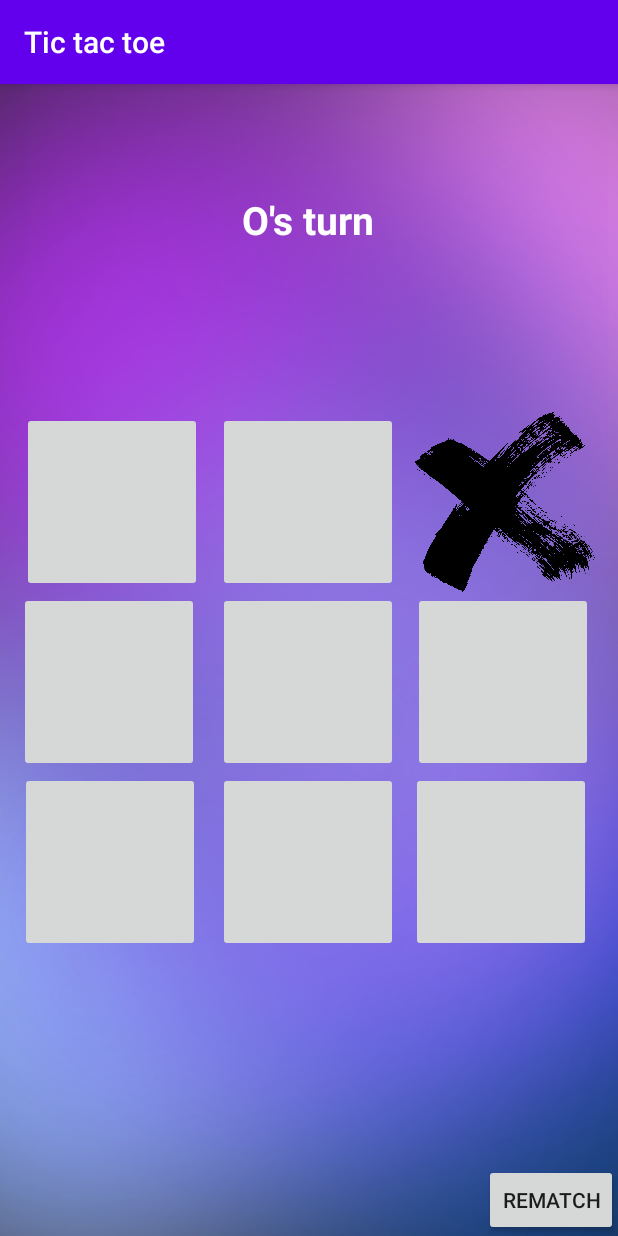
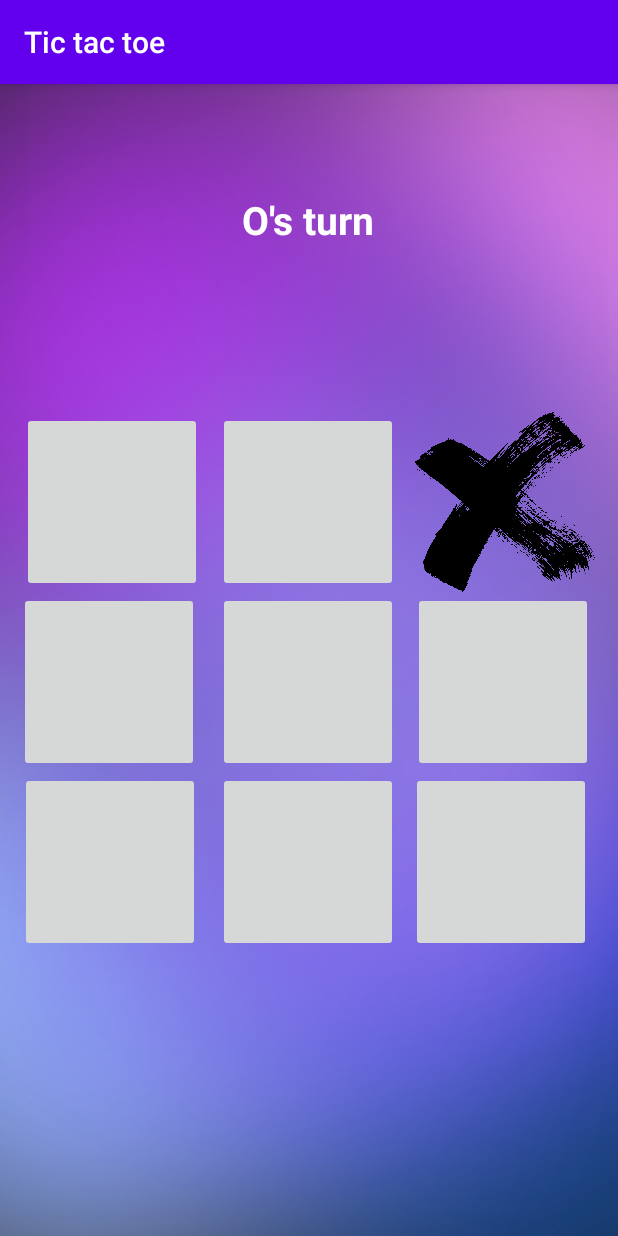
Before and after one commit to vinayak5002/Tic-tac-toe, an Android app: the GamePage screen opened directly, with no data from a screen before it, after a tap on "TODO", on a phone screen of 412 x 824 dp. Run offline under Robolectric (Android 15) with nearby library versions, the phone set to English and light mode, and no system bars.

Commit message:
fixed rematch button issue

```diff
--- a/app/src/main/java/com/tic_tac_toe/app/GamePage.java
+++ b/app/src/main/java/com/tic_tac_toe/app/GamePage.java
@@ -25,10 +25,10 @@ public class GamePage extends AppCompatActivity {
     int a[][] = new int[3][3];
 
     TextView title;
+    Button rematch;
     int buttons[] = { R.id._00, R.id._01, R.id._02, R.id._10, R.id._11, R.id._12, R.id._20, R.id._21, R.id._22 };
 
     public void press(View view) {
-        title = findViewById(R.id.gamePage);
         count ++;
         ImageButton button = (ImageButton) findViewById(view.getId());
         ImageButton disableButton;
@@ -63,9 +63,11 @@ public class GamePage extends AppCompatActivity {
                 disableButton = findViewById(buttons[i]);
                 disableButton.setEnabled(false);
             }
+            rematch.setVisibility(View.VISIBLE);
         }
         else if(count == 9){
             title.setText("Its a draw");
+            rematch.setVisibility(View.VISIBLE);
         }
 
     }
@@ -75,6 +77,7 @@ public class GamePage extends AppCompatActivity {
         super.onCreate(savedInstanceState);
         setContentView(R.layout.game_page);
         title = findViewById(R.id.gamePage);
+        rematch = findViewById(R.id.rematch);
         if(count%2 == 0){
             title.setText("O's turn");
         }
--- a/app/src/main/res/layout/game_page.xml
+++ b/app/src/main/res/layout/game_page.xml
@@ -147,15 +147,19 @@
         app:layout_constraintVertical_bias="0.337"
         tools:srcCompat="@tools:sample/avatars"
         android:contentDescription="TODO" />
+
     <Button
+        android:id="@+id/rematch"
         android:layout_width="wrap_content"
         android:layout_height="wrap_content"
-        android:id="@+id/rematch"
-        android:text="Rematch"
+        android:onClick="rematch"
+        android:text="rematch"
+        android:visibility="invisible"
         app:layout_constraintBottom_toBottomOf="parent"
         app:layout_constraintEnd_toEndOf="parent"
-        android:onClick="rematch"
-
-        ></Button>
+        app:layout_constraintHorizontal_bias="0.498"
+        app:layout_constraintStart_toStartOf="parent"
+        app:layout_constraintTop_toBottomOf="@+id/_21"
+        app:layout_constraintVertical_bias="0.333" />
 
 </android.support.constraint.ConstraintLayout>
```
